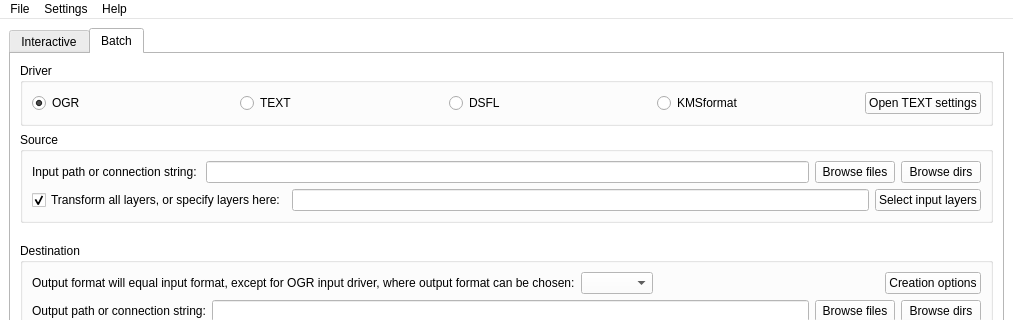
Qt form UI/GSTtrans.ui (MartinHvidberg/kmstrans_fra_SDFE_SEQ200131) before a commit; both pictures show x 0 to 1013 and y 0 to 320 of the 1013 by 721 pixel window.
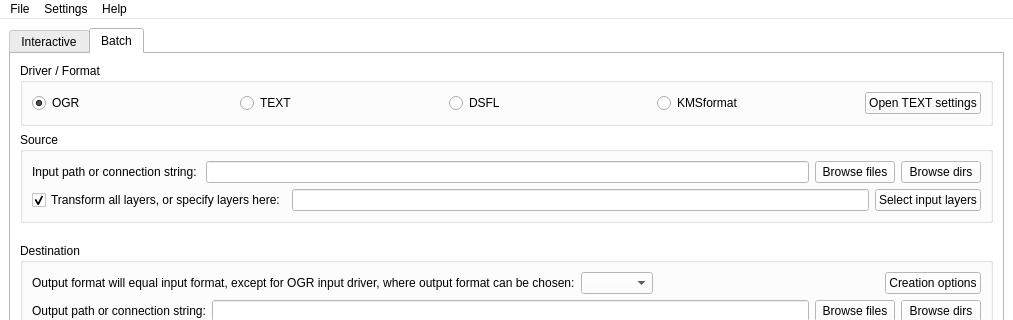
The same form after that commit. The open tabs and pages were chosen to show the change. Icons and pictures are not drawn.

```diff
--- a/UI/GSTtrans.ui
+++ b/UI/GSTtrans.ui
@@ -1414,7 +1414,7 @@
            <string>Select input driver here...</string>
           </property>
           <property name="title">
-           <string>Driver</string>
+           <string>Driver / Format</string>
           </property>
           <layout class="QVBoxLayout" name="verticalLayout">
            <item>
```
Left out of the diff: 6 changed lines with no effect on the pictures.
